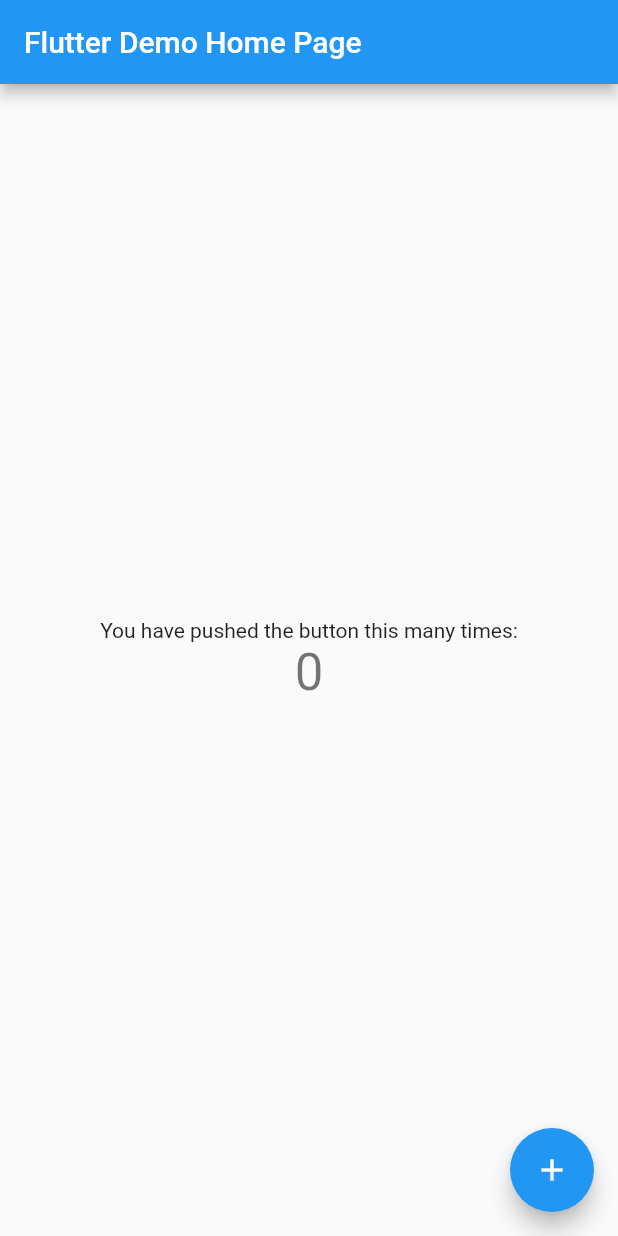
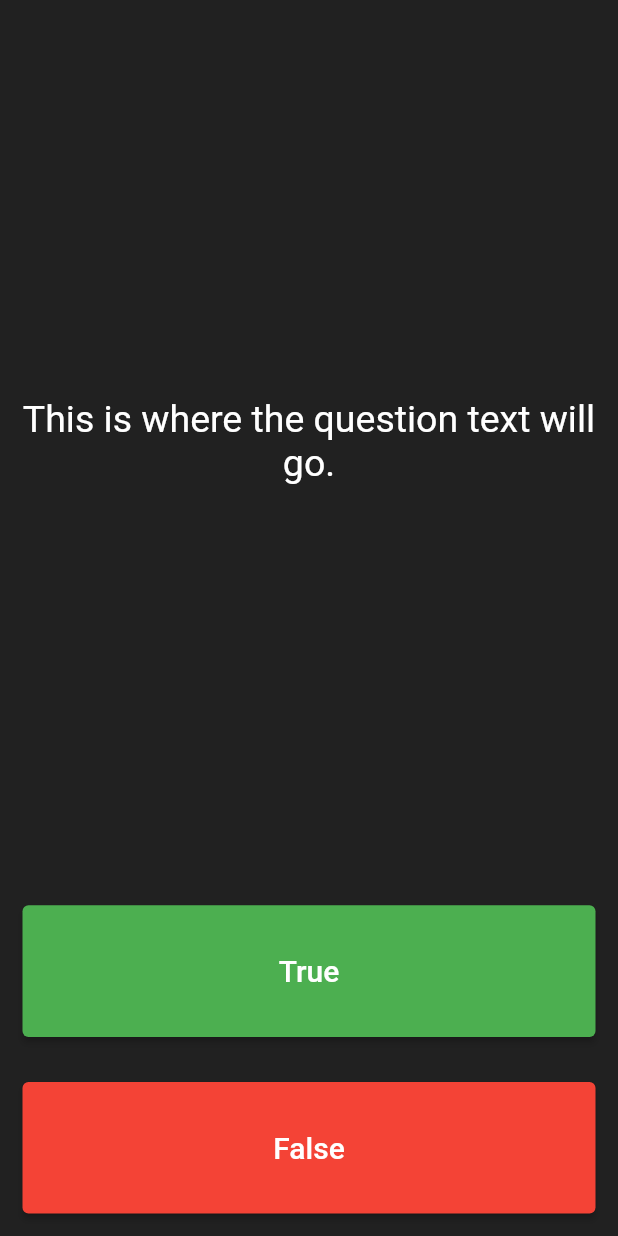
Before and after one commit to narmuni123/quiz_app_quizzler, a Flutter app: the screen it shows after launch, on a phone screen of 412 x 824 dp. Run offline on Flutter 3.47's test engine with Material 2 defaults, Android fonts, the phone set to English and light mode, and no system bars.

Commit message:
added basic code

```diff
--- a/lib/main.dart
+++ b/lib/main.dart
@@ -1,4 +1,5 @@
 import 'package:flutter/material.dart';
+import 'package:quiz_app_quizzler/screens/quiz_screen.dart';
 
 void main() {
   runApp(const MyApp());
@@ -7,109 +8,15 @@
 class MyApp extends StatelessWidget {
   const MyApp({Key? key}) : super(key: key);
 
-  // This widget is the root of your application.
   @override
   Widget build(BuildContext context) {
     return MaterialApp(
+      debugShowCheckedModeBanner: false,
       title: 'Flutter Demo',
       theme: ThemeData(
-        // This is the theme of your application.
-        //
-        // Try running your application with "flutter run". You'll see the
-        // application has a blue toolbar. Then, without quitting the app, try
-        // changing the primarySwatch below to Colors.green and then invoke
-        // "hot reload" (press "r" in the console where you ran "flutter run",
-        // or simply save your changes to "hot reload" in a Flutter IDE).
-        // Notice that the counter didn't reset back to zero; the application
-        // is not restarted.
         primarySwatch: Colors.blue,
       ),
-      home: const MyHomePage(title: 'Flutter Demo Home Page'),
+      home: const QuizScreen(),
     );
   }
 }
-
-class MyHomePage extends StatefulWidget {
-  const MyHomePage({Key? key, required this.title}) : super(key: key);
-
-  // This widget is the home page of your application. It is stateful, meaning
-  // that it has a State object (defined below) that contains fields that affect
-  // how it looks.
-
-  // This class is the configuration for the state. It holds the values (in this
-  // case the title) provided by the parent (in this case the App widget) and
-  // used by the build method of the State. Fields in a Widget subclass are
-  // always marked "final".
-
-  final String title;
-
-  @override
-  State<MyHomePage> createState() => _MyHomePageState();
-}
-
-class _MyHomePageState extends State<MyHomePage> {
-  int _counter = 0;
-
-  void _incrementCounter() {
-    setState(() {
-      // This call to setState tells the Flutter framework that something has
-      // changed in this State, which causes it to rerun the build method below
-      // so that the display can reflect the updated values. If we changed
-      // _counter without calling setState(), then the build method would not be
-      // called again, and so nothing would appear to happen.
-      _counter++;
-    });
-  }
-
-  @override
-  Widget build(BuildContext context) {
-    // This method is rerun every time setState is called, for instance as done
-    // by the _incrementCounter method above.
-    //
-    // The Flutter framework has been optimized to make rerunning build methods
-    // fast, so that you can just rebuild anything that needs updating rather
-    // than having to individually change instances of widgets.
-    return Scaffold(
-      appBar: AppBar(
-        // Here we take the value from the MyHomePage object that was created by
-        // the App.build method, and use it to set our appbar title.
-        title: Text(widget.title),
-      ),
-      body: Center(
-        // Center is a layout widget. It takes a single child and positions it
-        // in the middle of the parent.
-        child: Column(
-          // Column is also a layout widget. It takes a list of children and
-          // arranges them vertically. By default, it sizes itself to fit its
-          // children horizontally, and tries to be as tall as its parent.
-          //
-          // Invoke "debug painting" (press "p" in the console, choose the
-          // "Toggle Debug Paint" action from the Flutter Inspector in Android
-          // Studio, or the "Toggle Debug Paint" command in Visual Studio Code)
-          // to see the wireframe for each widget.
-          //
-          // Column has various properties to control how it sizes itself and
-          // how it positions its children. Here we use mainAxisAlignment to
-          // center the children vertically; the main axis here is the vertical
-          // axis because Columns are vertical (the cross axis would be
-          // horizontal).
-          mainAxisAlignment: MainAxisAlignment.center,
-          children: <Widget>[
-            const Text(
-              'You have pushed the button this many times:',
-            ),
-            Text(
-              '$_counter',
-              style: Theme.of(context).textTheme.headline4,
-            ),
-          ],
-        ),
-      ),
-      floatingActionButton: FloatingActionButton(
-        onPressed: _incrementCounter,
-        tooltip: 'Increment',
-        child: const Icon(Icons.add),
-      ), // This trailing comma makes auto-formatting nicer for build methods.
-    );
-  }
-}
--- /dev/null
+++ b/lib/screens/quiz_screen.dart
@@ -0,0 +1,85 @@
+import 'package:flutter/material.dart';
+
+class QuizScreen extends StatefulWidget {
+  const QuizScreen({Key? key}) : super(key: key);
+
+  @override
+  _QuizScreenState createState() => _QuizScreenState();
+}
+
+class _QuizScreenState extends State<QuizScreen> {
+  @override
+  Widget build(BuildContext context) {
+    return Scaffold(
+      backgroundColor: Colors.grey.shade900,
+      body: SafeArea(
+        child: Column(
+          mainAxisAlignment: MainAxisAlignment.spaceBetween,
+          crossAxisAlignment: CrossAxisAlignment.stretch,
+          children: <Widget>[
+            const Expanded(
+              flex: 5,
+              child: Padding(
+                padding: EdgeInsets.all(10.0),
+                child: Center(
+                  child: Text(
+                    'This is where the question text will go.',
+                    textAlign: TextAlign.center,
+                    style: TextStyle(
+                      fontSize: 25.0,
+                      color: Colors.white,
+                    ),
+                  ),
+                ),
+              ),
+            ),
+            Expanded(
+              child: Padding(
+                padding: const EdgeInsets.all(15.0),
+                child: ElevatedButton(
+                  style: ButtonStyle(
+                    backgroundColor: MaterialStateProperty.all(
+                      Colors.green,
+                    ),),
+                  child: const Text(
+                    'True',
+                    style: TextStyle(
+                      color: Colors.white,
+                      fontSize: 20.0,
+                    ),
+                  ),
+                  onPressed: () {
+                    //The user picked true.
+                  },
+                ),
+              ),
+            ),
+            Expanded(
+              child: Padding(
+                padding: const EdgeInsets.all(15.0),
+                child: ElevatedButton(
+                  style: ButtonStyle(
+                    backgroundColor: MaterialStateProperty.all(
+                      Colors.red,
+                    ),
+                  ),
+                  child: const Text(
+                    'False',
+                    style: TextStyle(
+                      fontSize: 20.0,
+                      color: Colors.white,
+                    ),
+                  ),
+                  onPressed: () {
+                    //The user picked false.
+                  },
+                ),
+              ),
+            ),
+            //TODO: Add a Row here as your score keeper
+          ],
+        ),
+      ),
+    );
+  }
+}
```
